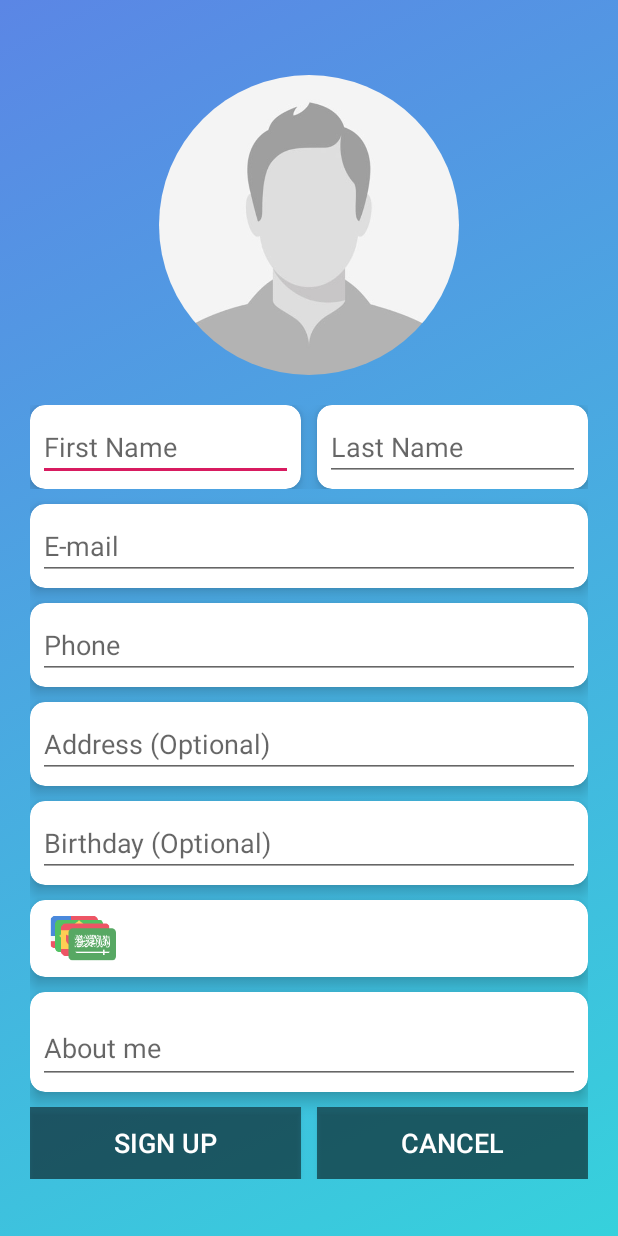
After one commit to jve0902/SocialMedia, an Android app: the GuiderRegisterActivity screen opened directly, with no data from a screen before it, on a phone screen of 412 x 824 dp. The commit adds this screen. Run offline under Robolectric (Android 15) with nearby library versions, the phone set to English and light mode, and no system bars; our stand-ins replace CircleImageView.

Commit message:
step 8-5
guider sign up

```diff
--- /dev/null
+++ b/sample/src/main/java/com/arabian/lancul/UI/Activity/GuiderRegisterActivity.java
@@ -0,0 +1,91 @@
+package com.arabian.lancul.UI.Activity;
+
+import androidx.appcompat.app.AppCompatActivity;
+
+import android.os.Bundle;
+import android.view.View;
+import android.widget.Button;
+import android.widget.EditText;
+import android.widget.HorizontalScrollView;
+import android.widget.ImageView;
+
+import com.arabian.lancul.R;
+
+import java.util.zip.Inflater;
+
+public class GuiderRegisterActivity extends AppCompatActivity implements View.OnClickListener {
+
+    EditText guider_firstname,
+            guider_lastname,
+            guider_address,
+            guider_email,
+            guider_phone,
+            guider_birthday,
+            guider_bio;
+    HorizontalScrollView guider_language;
+    ImageView flag_international,
+            flag_america,
+            flag_saudi,
+            flag_brazil,
+            flag_japan,
+            flag_spain,
+            flag_germany,
+            flag_france;
+    Button btn_signup, btn_cancel;
+    ImageView guider_photo;
+
+    @Override
+    protected void onCreate(Bundle savedInstanceState) {
+        super.onCreate(savedInstanceState);
+        setContentView(R.layout.activity_guider_register);
+        init_view();
+        init_action();
+    }
+
+    private void init_action() {
+        guider_language.setOnClickListener(this);
+    }
+
+    private void init_view() {
+        guider_firstname = findViewById(R.id.edt_guider_firstname);
+        guider_lastname = findViewById(R.id.edt_guider_lastname);
+        guider_address = findViewById(R.id.edt_guider_address);
+        guider_email = findViewById(R.id.edt_guider_email);
+        guider_phone = findViewById(R.id.edt_guider_phone);
+        guider_birthday = findViewById(R.id.edt_guider_birthday);
+        guider_bio = findViewById(R.id.edt_guider_bio);
+        flag_international = findViewById(R.id.flag_international);
+        flag_america = findViewById(R.id.flag_america);
+        flag_saudi = findViewById(R.id.flag_saudi);
+        flag_brazil = findViewById(R.id.flag_brazil);
+        flag_japan = findViewById(R.id.flag_japan);
+        flag_spain = findViewById(R.id.flag_spain);
+        flag_germany = findViewById(R.id.flag_germany);
+        flag_france = findViewById(R.id.flag_france);
+        btn_signup = findViewById(R.id.btn_guider_signup);
+        btn_cancel = findViewById(R.id.btn_guider_cancel);
+        guider_language = findViewById(R.id.area_language);
+        guider_photo = findViewById(R.id.img_guider_photo);
+
+    }
+
+    @Override
+    public void onClick(View view) {
+        switch (view.getId()){
+            case R.id.area_language:
+                show_language_selecter();
+                break;
+            case R.id.btn_guider_signup:
+                break;
+            case R.id.btn_guider_cancel:
+                finish();
+                break;
+
+        }
+    }
+
+    private void show_language_selecter() {
+//        Inflater inflater  = new Inflater();
+//        inflater.inflate(R.layout.)
+    }
+}
--- a/sample/src/main/java/com/arabian/lancul/UI/Activity/LoginActivity.java
+++ b/sample/src/main/java/com/arabian/lancul/UI/Activity/LoginActivity.java
@@ -317,6 +317,7 @@ public class LoginActivity extends AppCompatActivity implements View.OnClickList
                     login();
                 break;
             case R.id.btn_sign_up_guider:
+
                 break;
             case R.id.btn_im_guider:
                 Global.user_mode = !Global.user_mode;
--- /dev/null
+++ b/sample/src/main/res/layout/activity_guider_register.xml
@@ -0,0 +1,366 @@
+<?xml version="1.0" encoding="utf-8"?>
+<LinearLayout xmlns:android="http://schemas.android.com/apk/res/android"
+    xmlns:app="http://schemas.android.com/apk/res-auto"
+    xmlns:tools="http://schemas.android.com/tools"
+    android:layout_width="match_parent"
+    android:layout_height="match_parent"
+    android:background="@drawable/gradient_background_guider"
+    android:orientation="vertical"
+    android:padding="20dp"
+    tools:context="com.arabian.lancul.UI.Activity.GuiderRegisterActivity">
+
+    <de.hdodenhof.circleimageview.CircleImageView
+        android:id="@+id/img_guider_photo"
+        android:layout_width="200dp"
+        android:layout_height="200dp"
+        android:layout_centerInParent="true"
+        android:layout_gravity="center_horizontal"
+        android:layout_marginTop="30dp"
+        android:src="@drawable/placeholder_profile"
+        android:visibility="visible"
+        app:civ_border_color="#FF000000"
+        app:civ_border_width="0dp" />
+
+    <ScrollView
+        android:layout_width="match_parent"
+        android:layout_height="match_parent">
+
+        <LinearLayout
+            android:layout_width="match_parent"
+            android:layout_height="wrap_content"
+            android:orientation="vertical" >
+
+
+
+            <LinearLayout
+                android:layout_width="match_parent"
+                android:layout_height="match_parent"
+                android:layout_marginTop="20dp"
+                android:gravity="center"
+                android:orientation="horizontal">
+
+                <androidx.cardview.widget.CardView
+                    android:layout_width="0dp"
+                    android:layout_height="wrap_content"
+                    android:layout_marginRight="5dp"
+                    android:layout_weight="1"
+                    android:orientation="vertical"
+                    app:cardCornerRadius="10dp"
+                    app:cardElevation="6dp">
+
+                    <LinearLayout
+                        android:layout_width="match_parent"
+                        android:layout_height="wrap_content"
+                        android:orientation="vertical"
+                        android:padding="5dp">
+
+                        <EditText
+                            android:id="@+id/edt_guider_firstname"
+                            android:layout_width="match_parent"
+                            android:layout_height="wrap_content"
+                            android:ems="10"
+                            android:hint="First Name"
+                            android:inputType="textPersonName" />
+
+                    </LinearLayout>
+                </androidx.cardview.widget.CardView>
+
+                <androidx.cardview.widget.CardView
+                    android:layout_width="0dp"
+                    android:layout_height="wrap_content"
+                    android:layout_marginLeft="5dp"
+                    android:layout_weight="1"
+                    android:orientation="vertical"
+                    app:cardCornerRadius="10dp"
+                    app:cardElevation="6dp">
+
+                    <LinearLayout
+                        android:layout_width="match_parent"
+                        android:layout_height="wrap_content"
+                        android:orientation="vertical"
+                        android:padding="5dp">
+
+                        <EditText
+                            android:id="@+id/edt_guider_lastname"
+                            android:layout_width="match_parent"
+                            android:layout_height="wrap_content"
+                            android:ems="10"
+                            android:hint="Last Name"
+                            android:inputType="textPersonName" />
+
+                    </LinearLayout>
+                </androidx.cardview.widget.CardView>
+            </LinearLayout>
+
+            <androidx.cardview.widget.CardView
+                android:layout_width="match_parent"
+                android:layout_height="wrap_content"
+                android:layout_marginTop="10dp"
+                android:orientation="vertical"
+                app:cardCornerRadius="10dp"
+                app:cardElevation="6dp">
+
+                <LinearLayout
+                    android:layout_width="match_parent"
+                    android:layout_height="wrap_content"
+                    android:orientation="vertical"
+                    android:padding="5dp">
+
+                    <EditText
+                        android:id="@+id/edt_guider_email"
+                        android:layout_width="match_parent"
+                        android:layout_height="wrap_content"
+                        android:ems="10"
+                        android:hint="E-mail"
+                        android:inputType="textEmailAddress" />
+
+                </LinearLayout>
+            </androidx.cardview.widget.CardView>
+
+            <androidx.cardview.widget.CardView
+                android:layout_width="match_parent"
+                android:layout_height="wrap_content"
+                android:layout_marginTop="10dp"
+                android:orientation="vertical"
+                app:cardCornerRadius="10dp"
+                app:cardElevation="6dp">
+
+                <LinearLayout
+                    android:layout_width="match_parent"
+                    android:layout_height="wrap_content"
+                    android:orientation="vertical"
+                    android:padding="5dp">
+
+                    <EditText
+                        android:id="@+id/edt_guider_phone"
+                        android:layout_width="match_parent"
+                        android:layout_height="wrap_content"
+                        android:ems="10"
+                        android:hint="Phone"
+                        android:inputType="phone" />
+
+                </LinearLayout>
+            </androidx.cardview.widget.CardView>
+
+            <androidx.cardview.widget.CardView
+                android:layout_width="match_parent"
+                android:layout_height="wrap_content"
+                android:layout_marginTop="10dp"
+                android:orientation="vertical"
+                app:cardCornerRadius="10dp"
+                app:cardElevation="6dp">
+
+                <LinearLayout
+                    android:layout_width="match_parent"
+                    android:layout_height="wrap_content"
+                    android:orientation="vertical"
+                    android:padding="5dp">
+
+                    <EditText
+                        android:id="@+id/edt_guider_address"
+                        android:layout_width="match_parent"
+                        android:layout_height="wrap_content"
+                        android:ems="10"
+                        android:hint="Address (Optional)"
+                        android:inputType="textPersonName" />
+
+                </LinearLayout>
+            </androidx.cardview.widget.CardView>
+
+            <androidx.cardview.widget.CardView
+                android:layout_width="match_parent"
+                android:layout_height="wrap_content"
+                android:layout_marginTop="10dp"
+                android:orientation="vertical"
+                app:cardCornerRadius="10dp"
+                app:cardElevation="6dp">
+
+                <LinearLayout
+                    android:layout_width="match_parent"
+                    android:layout_height="wrap_content"
+                    android:orientation="vertical"
+                    android:padding="5dp">
+
+                    <EditText
+                        android:id="@+id/edt_guider_birthday"
+                        android:layout_width="match_parent"
+                        android:layout_height="wrap_content"
+                        android:ems="10"
+                        android:hint="Birthday (Optional)"
+                        android:inputType="textPersonName" />
+
+                </LinearLayout>
+            </androidx.cardview.widget.CardView>
+
+            <androidx.cardview.widget.CardView
+                android:layout_width="match_parent"
+                android:layout_height="wrap_content"
+                android:layout_marginTop="10dp"
+                android:orientation="vertical"
+                app:cardCornerRadius="10dp"
+                app:cardElevation="6dp">
+
+                <LinearLayout
+                    android:layout_width="match_parent"
+                    android:layout_height="wrap_content"
+                    android:orientation="vertical"
+                    android:padding="5dp">
+
+                    <HorizontalScrollView
+                        android:id="@+id/area_language"
+                        android:layout_width="match_parent"
+                        android:layout_height="match_parent">
+
+                        <LinearLayout
+                            android:layout_width="wrap_content"
+                            android:layout_height="match_parent"
+                            android:orientation="vertical">
+
+                            <LinearLayout
+                                android:layout_width="match_parent"
+                                android:layout_height="match_parent"
+                                android:orientation="horizontal"
+                                android:paddingTop="5dp"
+                                android:paddingBottom="5dp">
+
+                                <ImageView
+                                    android:id="@+id/flag_america"
+                                    android:layout_width="50dp"
+                                    android:layout_height="30dp"
+                                    android:layout_marginLeft="5dp"
+                                    android:layout_weight="1"
+                                    android:visibility="gone"
+                                    app:srcCompat="@drawable/flag_america" />
+
+                                <ImageView
+                                    android:id="@+id/flag_international"
+                                    android:layout_width="50dp"
+                                    android:layout_height="30dp"
+                                    android:layout_marginLeft="5dp"
+                                    android:layout_weight="1"
+                                    android:visibility="visible"
+                                    app:srcCompat="@drawable/flag_international" />
+
+                                <ImageView
+                                    android:id="@+id/flag_brazil"
+                                    android:layout_width="50dp"
+                                    android:layout_height="30dp"
+                                    android:layout_marginLeft="5dp"
+                                    android:layout_weight="1"
+                                    android:visibility="gone"
+                                    app:srcCompat="@drawable/flag_brazil" />
+
+                                <ImageView
+                                    android:id="@+id/flag_japan"
+                                    android:layout_width="50dp"
+                                    android:layout_height="30dp"
+                                    android:layout_marginLeft="5dp"
+                                    android:layout_weight="1"
+                                    android:visibility="gone"
+                                    app:srcCompat="@drawable/flag_japan" />
+
+                                <ImageView
+                                    android:id="@+id/flag_france"
+                                    android:layout_width="50dp"
+                                    android:layout_height="30dp"
+                                    android:layout_marginLeft="5dp"
+                                    android:layout_weight="1"
+                                    android:visibility="gone"
+                                    app:srcCompat="@drawable/flag_france" />
+
+                                <ImageView
+                                    android:id="@+id/flag_saudi"
+                                    android:layout_width="50dp"
+                                    android:layout_height="30dp"
+                                    android:layout_marginLeft="5dp"
+                                    android:layout_weight="1"
+                                    android:visibility="gone"
+                                    app:srcCompat="@drawable/flag_saudi_arabia" />
+
+                                <ImageView
+                                    android:id="@+id/flag_spain"
+                                    android:layout_width="50dp"
+                                    android:layout_height="30dp"
+                                    android:layout_marginLeft="5dp"
+                                    android:layout_weight="1"
+                                    android:visibility="gone"
+                                    app:srcCompat="@drawable/flag_spain" />
+
+                                <ImageView
+                                    android:id="@+id/flag_germany"
+                                    android:layout_width="50dp"
+                                    android:layout_height="30dp"
+                                    android:layout_marginLeft="5dp"
+                                    android:layout_weight="1"
+                                    android:visibility="gone"
+                                    app:srcCompat="@drawable/flag_germany" />
+                            </LinearLayout>
+                        </LinearLayout>
+                    </HorizontalScrollView>
+                </LinearLayout>
+            </androidx.cardview.widget.CardView>
+
+            <androidx.cardview.widget.CardView
+                android:layout_width="match_parent"
+                android:layout_height="wrap_content"
+                android:layout_marginTop="10dp"
+                android:orientation="vertical"
+                app:cardCornerRadius="10dp"
+                app:cardElevation="6dp">
+
+                <LinearLayout
+                    android:layout_width="match_parent"
+                    android:layout_height="wrap_content"
+                    android:orientation="vertical"
+                    android:padding="5dp">
+
+                    <com.google.android.material.textfield.TextInputLayout
+                        android:layout_width="match_parent"
+                        android:layout_height="match_parent"
+                        >
+
+                        <com.google.android.material.textfield.TextInputEditText
+                            android:id="@+id/edt_guider_bio"
+                            android:layout_width="match_parent"
+                            android:layout_height="wrap_content"
+                            android:hint="About me" />
+                    </com.google.android.material.textfield.TextInputLayout>
+                </LinearLayout>
+            </androidx.cardview.widget.CardView>
+
+            <LinearLayout
+                android:layout_width="match_parent"
+                android:layout_height="match_parent"
+                android:layout_marginTop="10dp"
+                android:orientation="horizontal"
+                android:paddingBottom="10dp">
+
+                <Button
+                    android:id="@+id/btn_guider_signup"
+                    android:layout_width="wrap_content"
+                    android:layout_height="wrap_content"
+                    android:layout_marginRight="5dp"
+                    android:layout_weight="1"
+                    android:background="@android:drawable/screen_background_dark_transparent"
+                    android:text="Sign Up"
+                    android:textColor="@color/white"
+                    android:textSize="18sp" />
+
+                <Button
+                    android:id="@+id/btn_guider_cancel"
+                    android:layout_width="wrap_content"
+                    android:layout_height="wrap_content"
+                    android:layout_marginLeft="5dp"
+                    android:layout_weight="1"
+                    android:background="@android:drawable/screen_background_dark_transparent"
+                    android:text="Cancel"
+                    android:textColor="@color/white"
+                    android:textSize="18sp" />
+            </LinearLayout>
+
+
+        </LinearLayout>
+    </ScrollView>
+
+
+</LinearLayout>
--- a/sample/src/main/res/layout/modal.xml
+++ b/sample/src/main/res/layout/modal.xml
@@ -44,7 +44,7 @@
                 android:padding="10dp">
 
                 <Button
-                    android:id="@+id/btn_ok"
+                    android:id="@+id/btn_guider_signup"
                     style="@style/Widget.AppCompat.Button.Borderless"
                     android:layout_width="wrap_content"
                     android:layout_height="wrap_content"
@@ -53,7 +53,7 @@
                     android:textColor="@color/colorAccent" />
 
                 <Button
-                    android:id="@+id/btn_cancel"
+                    android:id="@+id/btn_guider_cancel"
                     style="@style/Widget.AppCompat.Button.Borderless"
                     android:layout_width="wrap_content"
                     android:layout_height="wrap_content"
```
Also changed, not shown: sample/src/main/AndroidManifest.xml (+7 -4 lines), sample/src/main/res/drawable/flag_international.png (added).
